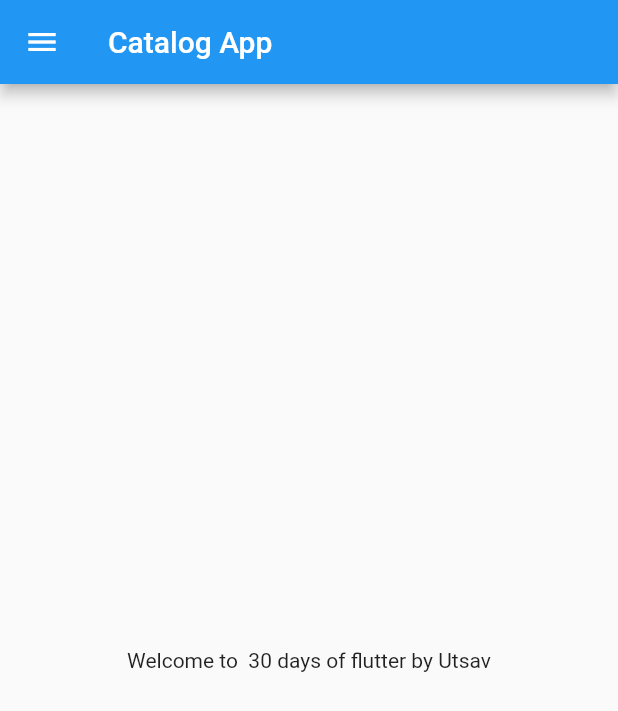
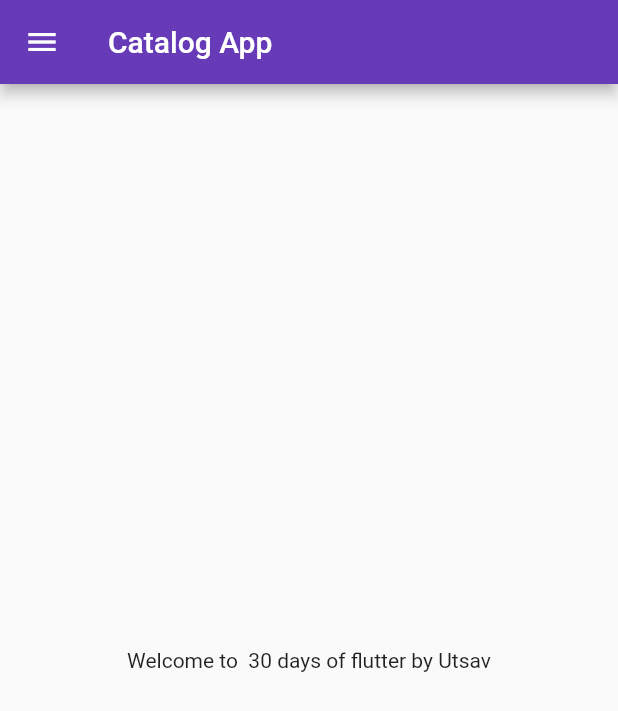
Before and after one commit to utsavshumsher/flutterApp, a Flutter app: the screen it shows after launch, on a phone screen of 412 x 824 dp. Shown: the top 711 px of the screen. Run offline on Flutter 3.47's test engine with Material 2 defaults, Android fonts, the phone set to English and light mode, and no system bars.

Commit message:
day 3 completed

```diff
--- a/lib/main.dart
+++ b/lib/main.dart
@@ -1,16 +1,24 @@
 import 'package:flutter/material.dart';
-import 'package:flutter_catalog/home_page.dart';
+import 'package:flutter_catalog/pages/home_page.dart';
+import 'package:flutter_catalog/pages/login_page.dart';
 
-void main(){
+void main() {
   runApp(MyApp());
 }
-
 
 class MyApp extends StatelessWidget {
   @override
   Widget build(BuildContext context) {
     return MaterialApp(
-      home: HomePage(),
+      themeMode: ThemeMode.light,
+      theme: ThemeData(primarySwatch: Colors.deepPurple),
+      darkTheme: ThemeData(primarySwatch: Colors.green),
+      initialRoute: "/home",
+      routes: {
+        "/": (context) => LoginPage(),
+        "/home": (context) => HomePage(),
+        "/login": (context) => LoginPage()
+      },
     );
   }
 }
```
Also changed, not shown: lib/pages/login_page.dart (added, +23 -0 lines), lib/pages/home_page.dart (renamed from lib/home_page.dart).
